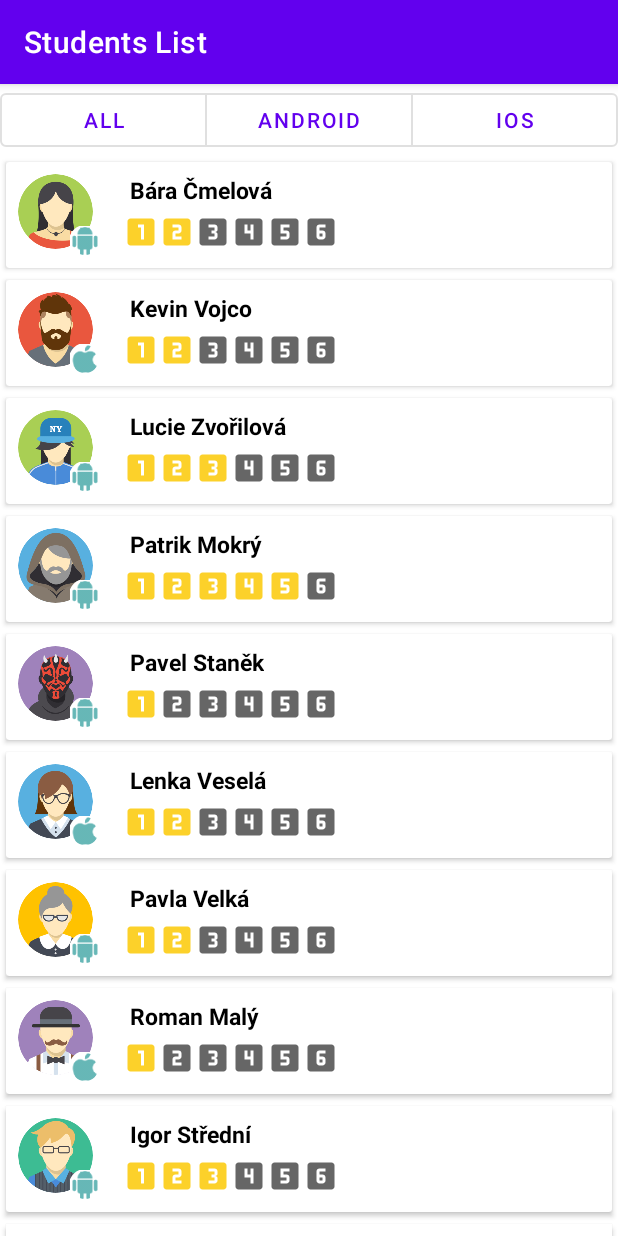
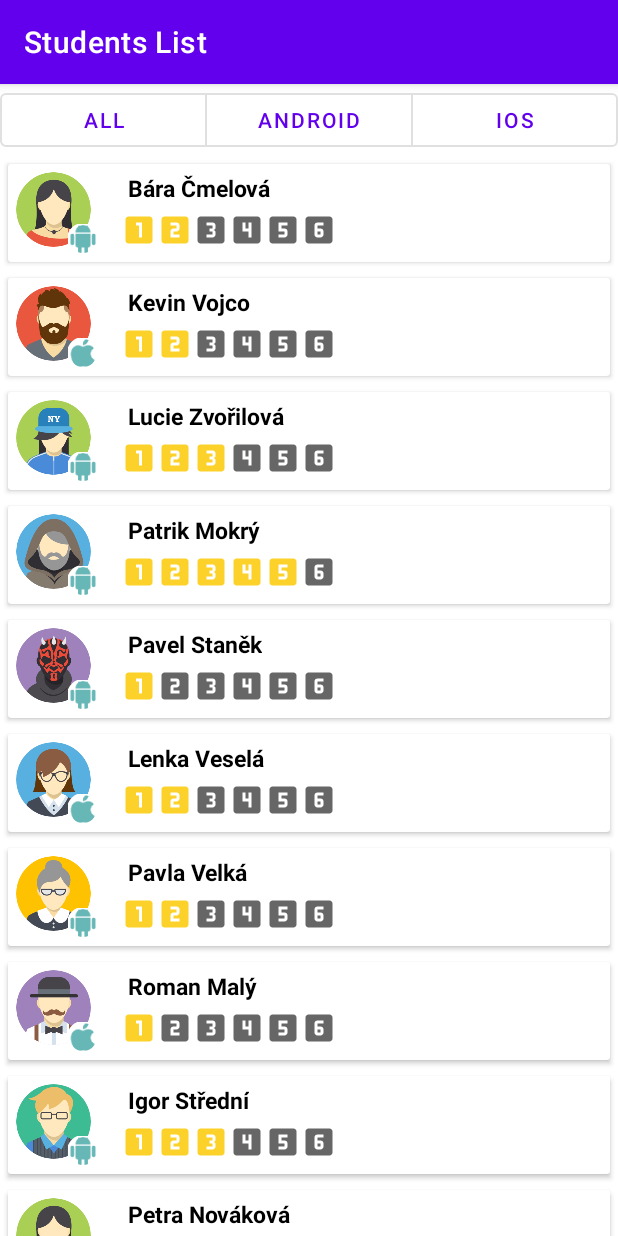
Before and after one commit to bcmelov/EMA-Application, an Android app: the screen it shows after launch (MainActivity), on a phone screen of 412 x 824 dp. Run offline under Robolectric (Android 15) with nearby library versions, the phone set to English and light mode, and no system bars; our stand-ins replace CircleImageView, navigation-ui.

Commit message:
Most of the issues from feedback fixed = status before changing of the adapter.kt

```diff
--- a/app/src/main/AndroidManifest.xml
+++ b/app/src/main/AndroidManifest.xml
@@ -9,14 +9,9 @@
         android:roundIcon="@mipmap/ic_launcher_round"
         android:supportsRtl="true"
         android:theme="@style/Theme.EMAApp">
-        <activity
-            android:name=".view.UserProfileActivity"
-            android:label="@string/title_activity_user_profile"
-            android:theme="@style/Theme.EMAApp.NoActionBar"/>
         <activity android:name=".view.MainActivity">
             <intent-filter>
                 <action android:name="android.intent.action.MAIN" />
-
                 <category android:name="android.intent.category.LAUNCHER" />
             </intent-filter>
         </activity>
--- a/app/src/main/java/com/example/emaapp/view/UserProfileFragment.kt
+++ b/app/src/main/java/com/example/emaapp/view/UserProfileFragment.kt
@@ -4,7 +4,6 @@ import android.annotation.SuppressLint
 import android.content.Intent
 import android.net.Uri
 import android.os.Bundle
-import android.util.Log
 import android.view.View
 import android.widget.ImageButton
 import android.widget.ImageView
@@ -29,8 +28,6 @@ class UserProfileFragment : Fragment(R.layout.fragment_user_profile) {
         bundle = arguments ?: throw IllegalStateException("View is null.")
         name = bundle.getString("name")
         student = students.find {getString(it.displayName) == name} ?: throw java.lang.IllegalStateException("Student is null.")
-        //pomocny log do konzole = bundle funguje
-        Log.d("TAG", student.toString())
     }
 
 
@@ -45,7 +42,7 @@ class UserProfileFragment : Fragment(R.layout.fragment_user_profile) {
     private fun fillHeader() {
         student.let { view?.findViewById<ImageView>(R.id.user_icon)?.setImageResource(it.displayIcon) }
         student.let { view?.findViewById<TextView>(R.id.user_name)?.setText(it.displayName) }
-        setText()
+        student.let { view?.findViewById<TextView>(R.id.platform_name)?.setText(it.type.toString()) }
         view?.findViewById<ImageButton>(R.id.slack_icon)?.setOnClickListener {
             val url = Uri.parse(student.slack)
             val intent = Intent(Intent.ACTION_VIEW, url)
@@ -53,9 +50,9 @@ class UserProfileFragment : Fragment(R.layout.fragment_user_profile) {
         }
 
         view?.findViewById<ImageButton>(R.id.email_icon)?.setOnClickListener {
-            val mailTo = Uri.parse(student.email)
-            val intent = Intent(Intent.ACTION_SEND, mailTo)
-            startActivity(Intent.createChooser(intent, "Choose email client to use:"))
+            val intent = Intent(Intent.ACTION_SENDTO, Uri.parse("mailto:"))
+            intent.putExtra(Intent.EXTRA_EMAIL, arrayOf(student.email))
+            startActivity(Intent.createChooser(intent, "@string/email_client"))
         }
         view?.findViewById<ImageButton>(R.id.linkedin_icon)?.setOnClickListener {
             val url = Uri.parse(student.linkedIn)
@@ -113,9 +110,6 @@ class UserProfileFragment : Fragment(R.layout.fragment_user_profile) {
     }
 }
 
-private fun setText() {
-}
-
 private fun TextView.setState(done: Boolean) {
     val id = if (done) R.drawable.ic_done else R.drawable.ic_waiting
     setCompoundDrawablesWithIntrinsicBounds(0, 0, id, 0)
--- a/app/src/main/res/layout/filter_layout.xml
+++ b/app/src/main/res/layout/filter_layout.xml
@@ -1,4 +1,3 @@
-<?xml version="1.0" encoding="utf-8"?>
 <androidx.appcompat.widget.LinearLayoutCompat xmlns:android="http://schemas.android.com/apk/res/android"
     android:layout_width="match_parent"
     android:layout_height="match_parent">
--- a/app/src/main/res/layout/fragment_user_list.xml
+++ b/app/src/main/res/layout/fragment_user_list.xml
@@ -1,19 +1,19 @@
 <?xml version="1.0" encoding="utf-8"?>
-<androidx.constraintlayout.widget.ConstraintLayout
-    xmlns:android="http://schemas.android.com/apk/res/android"
-    android:layout_width="match_parent"
-    android:layout_height="match_parent">
-    <include layout="@layout/user_filter"/>
-
-<androidx.recyclerview.widget.RecyclerView
+<LinearLayout xmlns:android="http://schemas.android.com/apk/res/android"
     xmlns:app="http://schemas.android.com/apk/res-auto"
     xmlns:tools="http://schemas.android.com/tools"
-    android:id="@+id/recyclerView"
     android:layout_width="match_parent"
     android:layout_height="wrap_content"
-    app:layout_constraintTop_toBottomOf="@+id/layout_user_filter"
-    app:layoutManager="androidx.recyclerview.widget.LinearLayoutManager"
-    tools:itemCount="12"
-    tools:listitem="@layout/layout_row" />
+    android:orientation="vertical">
 
-</androidx.constraintlayout.widget.ConstraintLayout>
+    <include layout="@layout/user_filter" />
+
+    <androidx.recyclerview.widget.RecyclerView
+        android:id="@+id/recyclerView"
+        android:layout_width="match_parent"
+        android:layout_height="wrap_content"
+        app:layoutManager="androidx.recyclerview.widget.LinearLayoutManager"
+        tools:itemCount="12"
+        tools:listitem="@layout/layout_row" />
+
+</LinearLayout>
--- a/app/src/main/res/layout/layout_row.xml
+++ b/app/src/main/res/layout/layout_row.xml
@@ -4,12 +4,13 @@
     xmlns:app="http://schemas.android.com/apk/res-auto"
     android:layout_width="match_parent"
     android:layout_height="wrap_content"
-    android:layout_margin="4dp">
+    xmlns:tools="http://schemas.android.com/tools"
+    android:layout_margin="@dimen/spacing_Xsmall">
 
     <RelativeLayout
         android:layout_width="match_parent"
         android:layout_height="match_parent"
-        android:padding="8dp">
+        android:padding="@dimen/spacing_Xsmall">
 
         <com.google.android.material.imageview.ShapeableImageView
             android:id="@+id/list_user_icon"
@@ -17,7 +18,7 @@
             android:layout_height="@dimen/square_icon_medium"
             android:contentDescription="@string/user_icon"
             app:shapeAppearanceOverlay="@style/CircleImageView"
-            app:srcCompat="@drawable/girl4" />
+            tools:srcCompat="@drawable/girl4" />
 
         <com.google.android.material.imageview.ShapeableImageView
             android:id="@+id/list_platform_id"
@@ -33,11 +34,11 @@
             android:tint="@color/teal_700"
             android:background="@color/white"
             app:shapeAppearanceOverlay="@style/CircleImageView"
-            app:srcCompat="@drawable/ic_android" />
+            tools:srcCompat="@drawable/ic_android" />
 
         <TextView
             android:id="@+id/list_user_name"
-            style="@style/User_list_name"
+            style="@style/UserListName"
             android:layout_width="wrap_content"
             android:layout_height="wrap_content"
             android:layout_marginStart="@dimen/spacing_medium"
@@ -57,7 +58,7 @@
         android:id="@+id/list_hw1"
         android:layout_width="wrap_content"
         android:layout_height="wrap_content"
-        android:src="@drawable/ic_one"
+        tools:src="@drawable/ic_one"
         android:contentDescription="@string/home_works" />
 
     <!-- homework 2 -->
@@ -65,7 +66,7 @@
         android:id="@+id/list_hw2"
         android:layout_width="wrap_content"
         android:layout_height="wrap_content"
-        android:src="@drawable/ic_two"
+        tools:src="@drawable/ic_two"
         android:contentDescription="@string/home_works" />
 
     <!-- homework 3 -->
@@ -73,7 +74,7 @@
         android:id="@+id/list_hw3"
         android:layout_width="wrap_content"
         android:layout_height="wrap_content"
-        android:src="@drawable/ic_three"
+        tools:src="@drawable/ic_three"
         android:contentDescription="@string/home_works" />
 
     <!-- homework 4 -->
@@ -81,7 +82,7 @@
         android:id="@+id/list_hw4"
         android:layout_width="wrap_content"
         android:layout_height="wrap_content"
-        android:src="@drawable/ic_four"
+        tools:src="@drawable/ic_four"
         android:contentDescription="@string/home_works"/>
 
     <!-- homework 5 -->
@@ -89,7 +90,7 @@
         android:id="@+id/list_hw5"
         android:layout_width="wrap_content"
         android:layout_height="wrap_content"
-        android:src="@drawable/ic_five"
+        tools:src="@drawable/ic_five"
         android:contentDescription="@string/home_works" />
 
     <!-- homework 6 -->
@@ -97,7 +98,7 @@
         android:id="@+id/list_hw6"
         android:layout_width="wrap_content"
         android:layout_height="wrap_content"
-        android:src="@drawable/ic_six"
+        tools:src="@drawable/ic_six"
         android:contentDescription="@string/home_works" />
 
         </LinearLayout>
--- a/app/src/main/res/layout/user_filter.xml
+++ b/app/src/main/res/layout/user_filter.xml
@@ -1,11 +1,5 @@
-<?xml version="1.0" encoding="utf-8"?>
-<androidx.constraintlayout.widget.ConstraintLayout xmlns:android="http://schemas.android.com/apk/res/android"
-    android:id="@+id/layout_user_filter"
+<com.google.android.material.button.MaterialButtonToggleGroup xmlns:android="http://schemas.android.com/apk/res/android"
     xmlns:app="http://schemas.android.com/apk/res-auto"
-    android:layout_width="match_parent"
-    android:layout_height="wrap_content">
-
-    <com.google.android.material.button.MaterialButtonToggleGroup
     android:id="@+id/toggleButtonGroup"
     android:layout_width="match_parent"
     android:layout_height="wrap_content"
@@ -21,7 +15,7 @@
         android:layout_width="wrap_content"
         android:layout_height="wrap_content"
         android:layout_weight="3"
-            android:text="@string/user_filter_all"/>
+        android:text="@string/user_filter_all" />
 
     <Button
         android:id="@+id/button_android"
@@ -40,4 +34,3 @@
         android:text="@string/user_filter_iOS" />
 
 </com.google.android.material.button.MaterialButtonToggleGroup>
-</androidx.constraintlayout.widget.ConstraintLayout>
--- a/app/src/main/res/values/strings.xml
+++ b/app/src/main/res/values/strings.xml
@@ -67,4 +67,7 @@
     <string name="second_fragment_label">User Profile</string>
     <string name="next">Next</string>
     <string name="previous">Previous</string>
+
+    <!-- Other -->
+    <string name="email_client">"Choose email client:"</string>
 </resources>
--- a/app/src/main/res/values/styles.xml
+++ b/app/src/main/res/values/styles.xml
@@ -12,7 +12,7 @@
         <item name="android:textAppearance">@style/TextAppearance.AppCompat.Headline</item>
     </style>
 
-    <style name="User_list_name">
+    <style name="UserListName">
         <item name="android:textColor">@color/black</item>
         <item name="android:textSize">@dimen/medium_text</item>
         <item name="android:textStyle">bold</item>
--- a/app/src/main/res/values/themes.xml
+++ b/app/src/main/res/values/themes.xml
@@ -1,6 +1,6 @@
 <resources xmlns:tools="http://schemas.android.com/tools">
     <!-- Base application theme. -->
-    <style name="Theme.EMAApp" parent="Theme.MaterialComponents.DayNight.DarkActionBar">
+    <style name="Theme.EMAApp" parent="Theme.MaterialComponents.DayNight.NoActionBar">
         <!-- Primary brand color. -->
         <item name="colorPrimary">@color/purple_500</item>
         <item name="colorPrimaryVariant">@color/purple_700</item>
@@ -21,7 +21,4 @@
         <item name="windowNoTitle">true</item>
     </style>
 
-    <style name="Theme.EMAApp.AppBarOverlay" parent="ThemeOverlay.AppCompat.Dark.ActionBar" />
-
-    <style name="Theme.EMAApp.PopupOverlay" parent="ThemeOverlay.AppCompat.Light" />
 </resources>
```
Also changed, not shown: 1 other file. Lines whose indentation alone changed are shown as unchanged.
